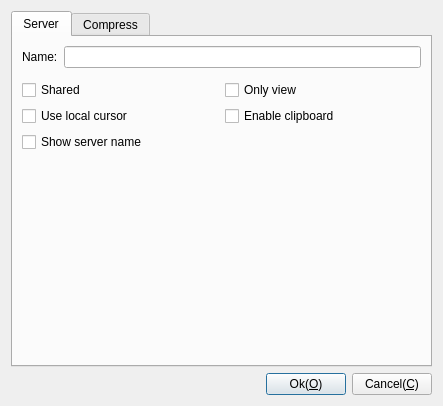
First picture: the form in Plugins/LibVNCServer/Client/DlgSettingsLibVnc.ui, repository KangLin/RabbitRemoteControl, before the edit.
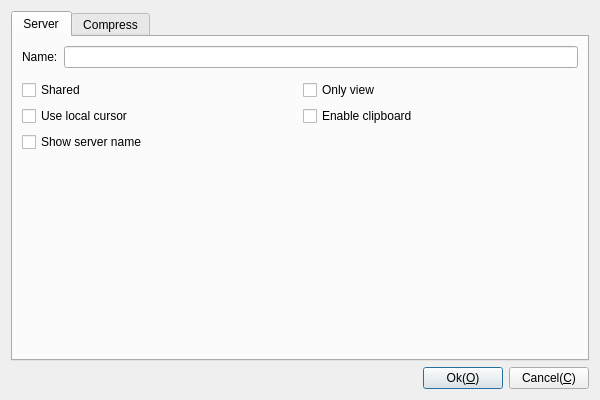
Second picture: the form after the edit. Icons and pictures are not drawn. Custom widgets are drawn as their Qt base class.

Diff of the .ui file:
```diff
--- a/Plugins/LibVNCServer/Client/DlgSettingsLibVnc.ui
+++ b/Plugins/LibVNCServer/Client/DlgSettingsLibVnc.ui
@@ -6,8 +6,8 @@
    <rect>
     <x>0</x>
     <y>0</y>
-    <width>443</width>
-    <height>406</height>
+    <width>600</width>
+    <height>400</height>
    </rect>
   </property>
   <property name="windowTitle">
```
Left out of the diff: 6 changed lines with no effect on the pictures.
